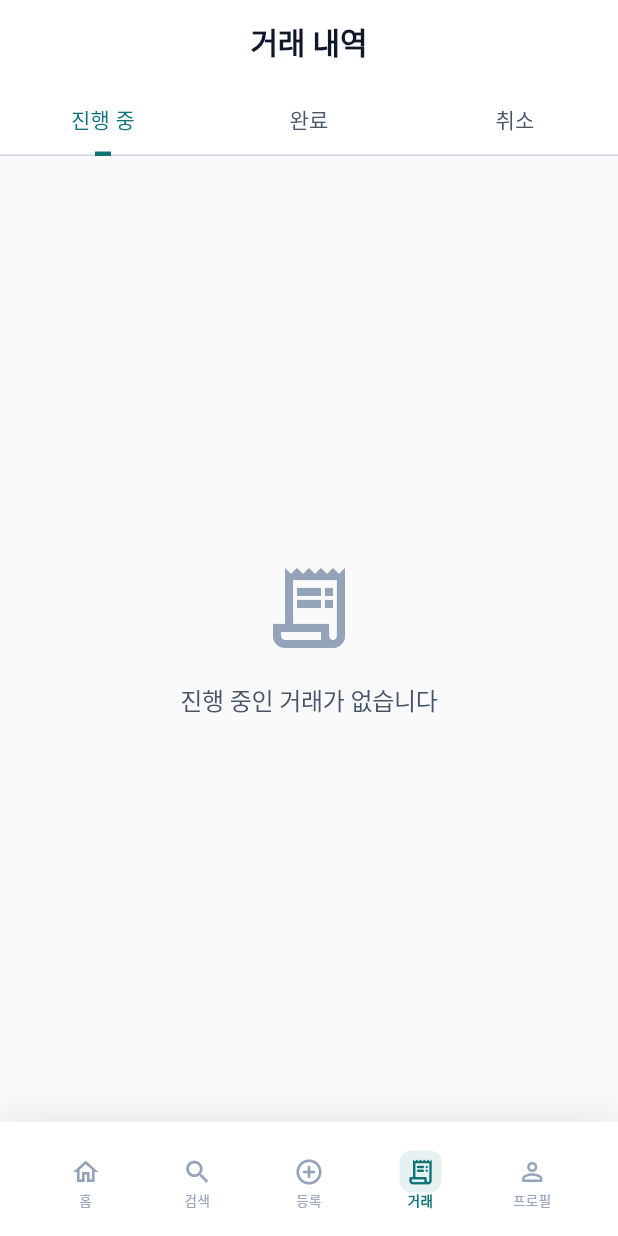
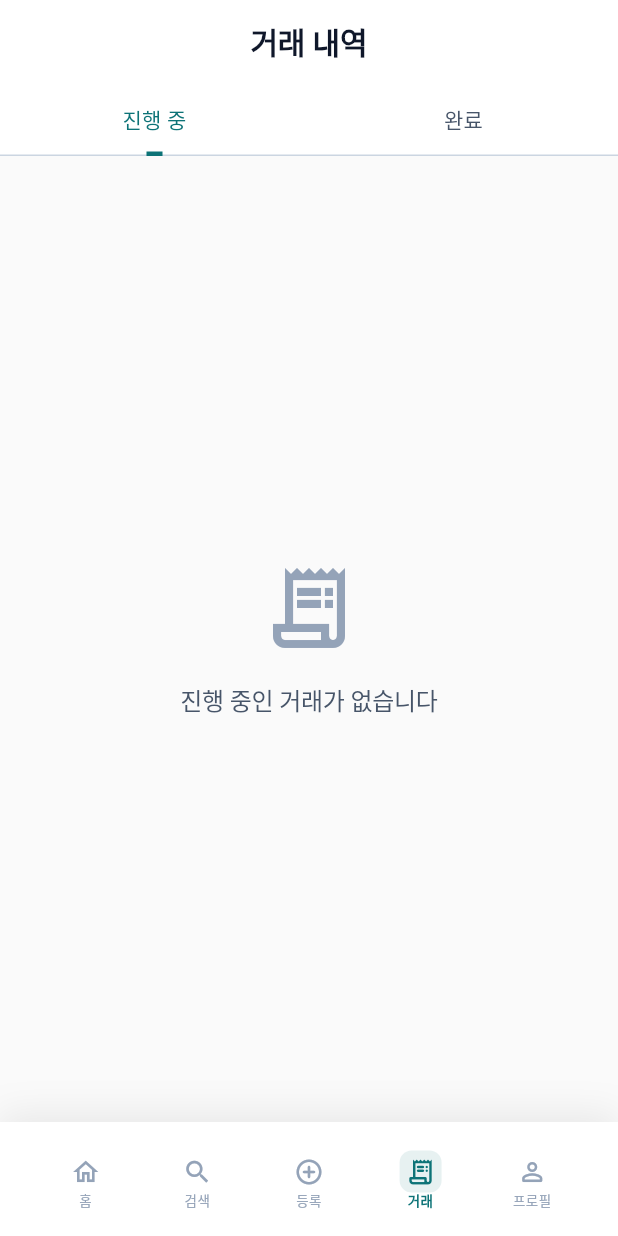
Before and after one commit to ehddbs249/Legend_Anabada, a Flutter app: the TransactionScreen screen opened by its route, on a phone screen of 412 x 824 dp. Run offline on Flutter 3.47's test engine with Material 3 defaults, Android fonts, the phone set to English and light mode, and no system bars; our stand-ins replace cached_network_image, camera, dio, flutter_dotenv, go_router, google_fonts and 2 more; accounts and stored records are empty.

Commit message:
취소탭 없앰

```diff
--- a/Flutter/lib/features/transactions/screens/transaction_screen.dart
+++ b/Flutter/lib/features/transactions/screens/transaction_screen.dart
@@ -20,7 +20,7 @@ class _TransactionScreenState extends State<TransactionScreen>
   @override
   void initState() {
     super.initState();
-    _tabController = TabController(length: 3, vsync: this);
+    _tabController = TabController(length: 2, vsync: this); // 3 -> 2로 변경 (취소 탭 제거)
 
     // 거래 데이터 로드
     WidgetsBinding.instance.addPostFrameCallback((_) {
@@ -55,7 +55,6 @@ class _TransactionScreenState extends State<TransactionScreen>
           tabs: const [
             Tab(text: '진행 중'),
             Tab(text: '완료'),
-            Tab(text: '취소'),
           ],
         ),
       ),
@@ -64,7 +63,6 @@ class _TransactionScreenState extends State<TransactionScreen>
         children: [
           _TransactionList(filterType: 'active'),
           _TransactionList(filterType: 'completed'),
-          _TransactionList(filterType: 'cancelled'),
         ],
       ),
     );
```
